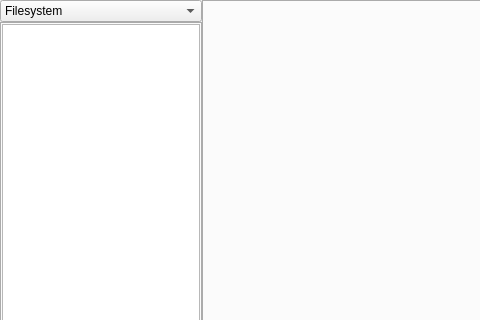
First picture: the form in edit.ui, repository libresilicon/qtflow, before the edit; both pictures show x 0 to 480 and y 0 to 320 of the 806 by 426 pixel window.
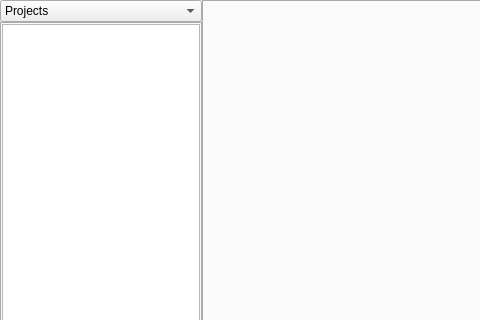
Second picture: the form after the edit. The open tabs and pages were chosen to show the change.

Diff of the .ui file:
```diff
--- a/edit.ui
+++ b/edit.ui
@@ -48,6 +48,9 @@
      </property>
      <item>
       <widget class="QComboBox" name="treeSelection">
+       <property name="currentIndex">
+        <number>1</number>
+       </property>
        <property name="frame">
         <bool>true</bool>
        </property>
```
Left out of the diff: 3 changed lines with no effect on the pictures.
